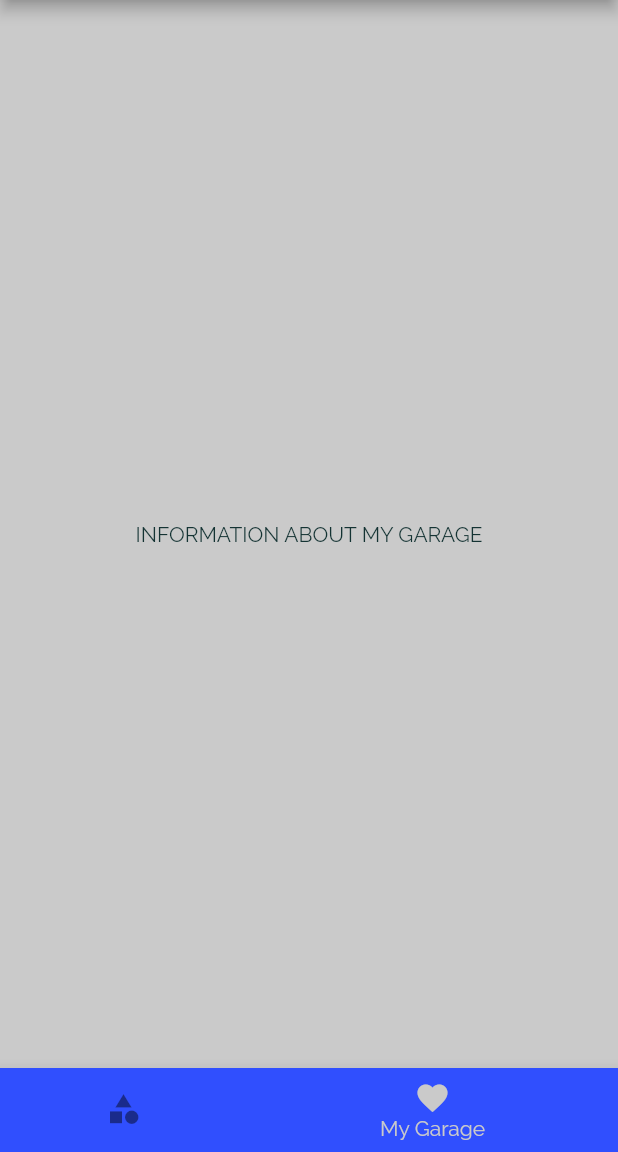
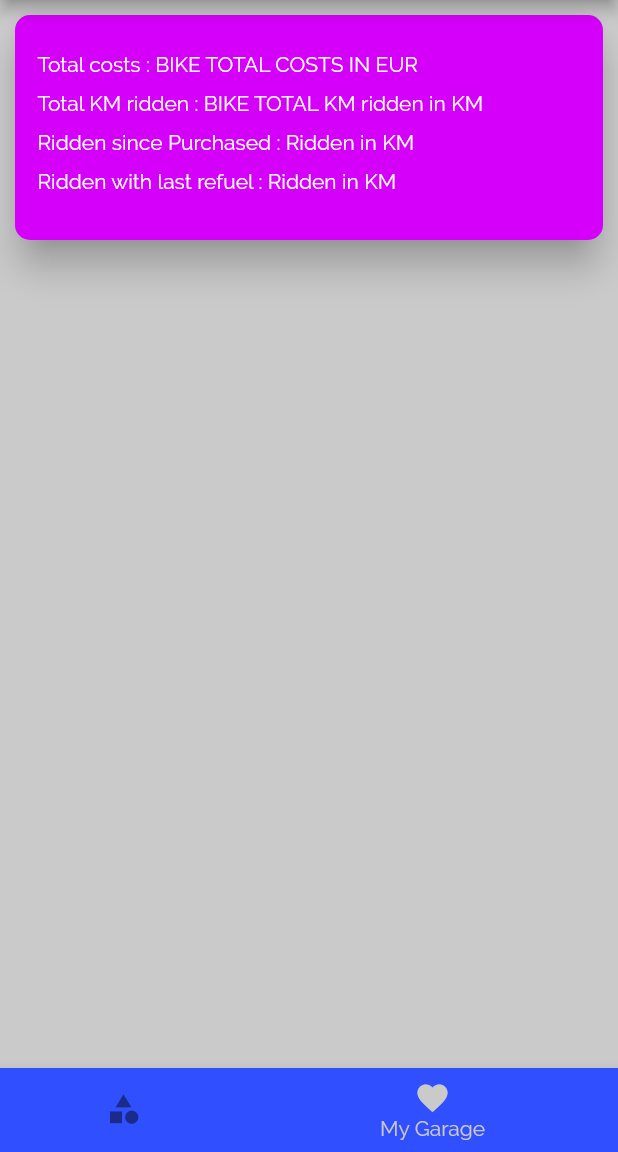
Before and after one commit to Tanguy-tech/BikesApp, a Flutter app: the screen it shows after launch, on a phone screen of 412 x 824 dp, the part 84-1236 px from its top. Run offline on Flutter 3.47's test engine with Material 2 defaults, Android fonts, the phone set to English and light mode, and no system bars; our stand-ins replace image_picker, reactive_forms; missing offline and left inert: dart:ffi, image_picker_for_web, reactive_forms_annotations.

Commit message:
add bike_main_info widget

```diff
--- a/lib/screens/garage_screen.dart
+++ b/lib/screens/garage_screen.dart
@@ -1,6 +1,7 @@
 import 'package:flutter/material.dart';
 import 'package:flutter/src/foundation/key.dart';
 import 'package:flutter/src/widgets/framework.dart';
+import 'package:meals_app/widgets/bike_main_info.dart';
 
 class MyGarageScreen extends StatelessWidget {
   static const routeName = '/garage';
@@ -8,7 +9,18 @@ class MyGarageScreen extends StatelessWidget {
 
   @override
   Widget build(BuildContext context) {
-    return const Scaffold(
-        body: Center(child: Text("INFORMATION ABOUT MY GARAGE")));
+    return LayoutBuilder(builder: (context, constraints) {
+      return Column(
+        children: const [
+          Card(
+            elevation: 10,
+            margin: EdgeInsets.all(10),
+            shape: RoundedRectangleBorder(
+                borderRadius: BorderRadius.all(Radius.circular(20))),
+            child: BikeMainInfo(),
+          )
+        ],
+      );
+    });
   }
 }
--- /dev/null
+++ b/lib/widgets/bike_main_info.dart
@@ -0,0 +1,70 @@
+import 'package:flutter/material.dart';
+import 'package:flutter/src/foundation/key.dart';
+import 'package:flutter/src/widgets/framework.dart';
+
+class BikeMainInfo extends StatelessWidget {
+  const BikeMainInfo({Key? key}) : super(key: key);
+
+  @override
+  Widget build(BuildContext context) {
+    return LayoutBuilder(builder: ((context, constraints) {
+      return Stack(
+        children: [
+          Container(
+            height: 150,
+            width: constraints.maxWidth,
+            decoration: BoxDecoration(
+              color: Colors.purpleAccent.shade400,
+              borderRadius: const BorderRadius.all(Radius.circular(10)),
+            ),
+            child: Column(
+              crossAxisAlignment: CrossAxisAlignment.start,
+              children: [
+                Container(
+                  padding: const EdgeInsets.only(left: 15, top: 25),
+                  child: const Text(
+                    "Total costs : BIKE TOTAL COSTS IN EUR",
+                    textAlign: TextAlign.left,
+                    style: TextStyle(
+                      color: Colors.white,
+                    ),
+                  ),
+                ),
+                Container(
+                  padding: const EdgeInsets.only(left: 15, top: 10),
+                  child: const Text(
+                    "Total KM ridden : BIKE TOTAL KM ridden in KM",
+                    textAlign: TextAlign.left,
+                    style: TextStyle(
+                      color: Colors.white,
+                    ),
+                  ),
+                ),
+                Container(
+                  padding: const EdgeInsets.only(left: 15, top: 10),
+                  child: const Text(
+                    "Ridden since Purchased : Ridden in KM",
+                    textAlign: TextAlign.left,
+                    style: TextStyle(
+                      color: Colors.white,
+                    ),
+                  ),
+                ),
+                Container(
+                  padding: const EdgeInsets.only(left: 15, top: 10),
+                  child: const Text(
+                    "Ridden with last refuel : Ridden in KM",
+                    textAlign: TextAlign.left,
+                    style: TextStyle(
+                      color: Colors.white,
+                    ),
+                  ),
+                ),
+              ],
+            ),
+          ),
+        ],
+      );
+    }));
+  }
+}
```
